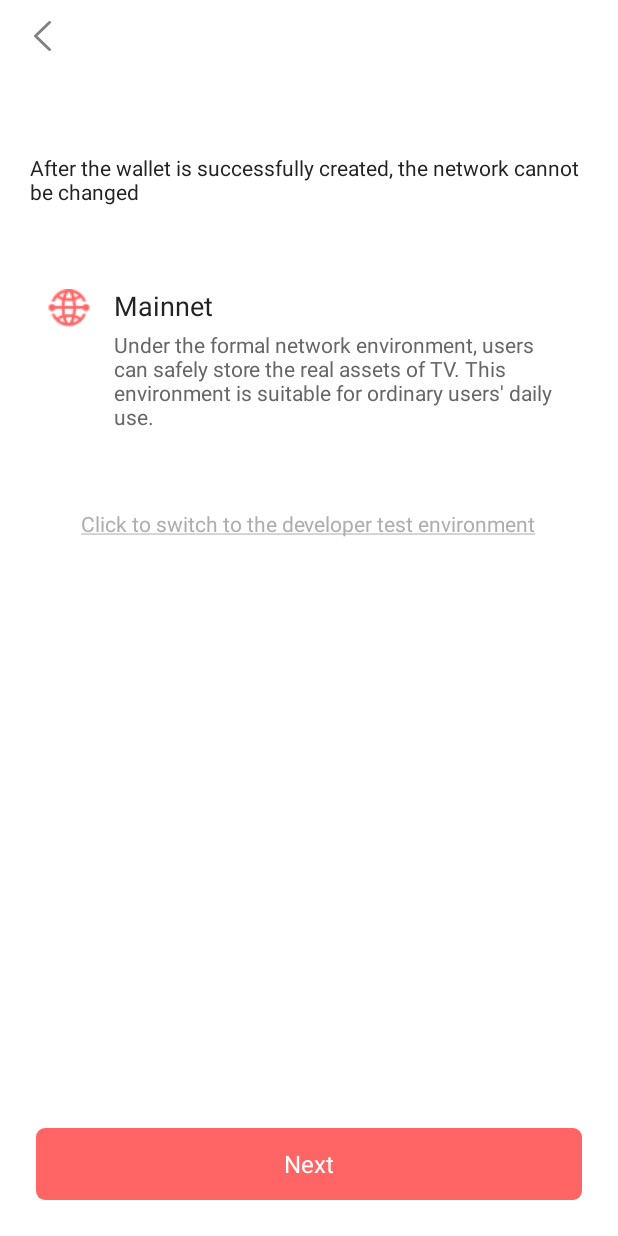
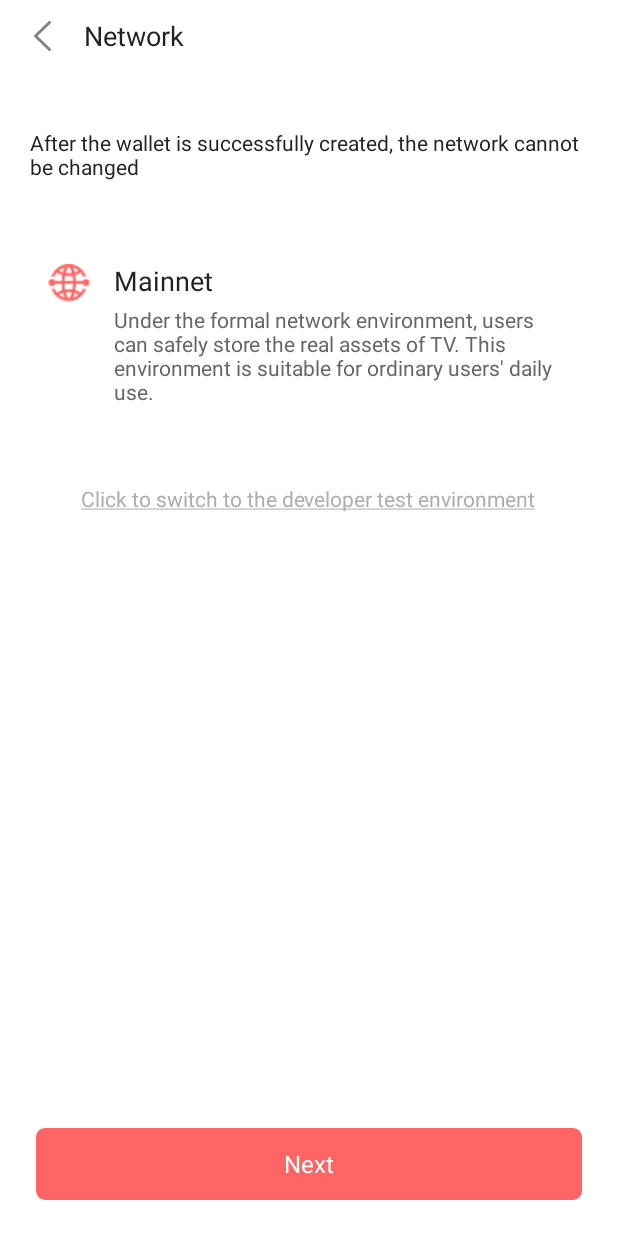
Before and after one commit to tivalueproject/TVspos_Cold-Wallet_Android, an Android app: the NetworkActivity screen opened directly, with no data from a screen before it, on a phone screen of 412 x 824 dp. Run offline under Robolectric (Android 15) with nearby library versions, the light colour scheme and no system bars; our stand-ins replace data binding.

Commit message:
modify style

```diff
--- a/app/src/main/res/layout/activity_network.xml
+++ b/app/src/main/res/layout/activity_network.xml
@@ -14,7 +14,7 @@
         android:background="@color/bg_default"
         android:orientation="vertical">
 
-        <FrameLayout
+        <LinearLayout
             android:layout_width="match_parent"
             android:layout_height="48dp"
             android:background="@color/bg_color"
@@ -30,7 +30,16 @@
                 android:paddingLeft="@dimen/normal_padding"
                 android:paddingRight="@dimen/normal_padding"
                 android:src="@drawable/ico_back" />
-        </FrameLayout>
+
+            <TextView
+                android:layout_width="match_parent"
+                android:layout_height="wrap_content"
+                android:layout_gravity="center_vertical"
+                android:layout_marginEnd="20dp"
+                android:text="@string/network_environment"
+                android:textColor="@color/black_8"
+                android:textSize="18sp" />
+        </LinearLayout>
 
         <ScrollView
             android:layout_width="match_parent"
@@ -40,18 +49,8 @@
             <LinearLayout
                 android:layout_width="match_parent"
                 android:layout_height="wrap_content"
-                android:layout_marginTop="8dp"
+                android:layout_marginTop="37dp"
                 android:orientation="vertical">
-
-                <TextView
-                    android:layout_width="wrap_content"
-                    android:layout_height="wrap_content"
-                    android:layout_marginStart="20dp"
-                    android:layout_marginEnd="20dp"
-                    android:layout_marginBottom="8dp"
-                    android:text="@string/network_environment"
-                    android:textColor="@color/white"
-                    android:textSize="28sp" />
 
                 <TextView
                     android:layout_width="wrap_content"
```
Also changed, not shown: app/src/main/res/layout/activity_confirm_seed.xml (+13 -14 lines), app/src/main/res/layout/activity_generate_seed.xml (+12 -13 lines), app/src/main/res/layout/activity_set_password.xml (+12 -11 lines).
